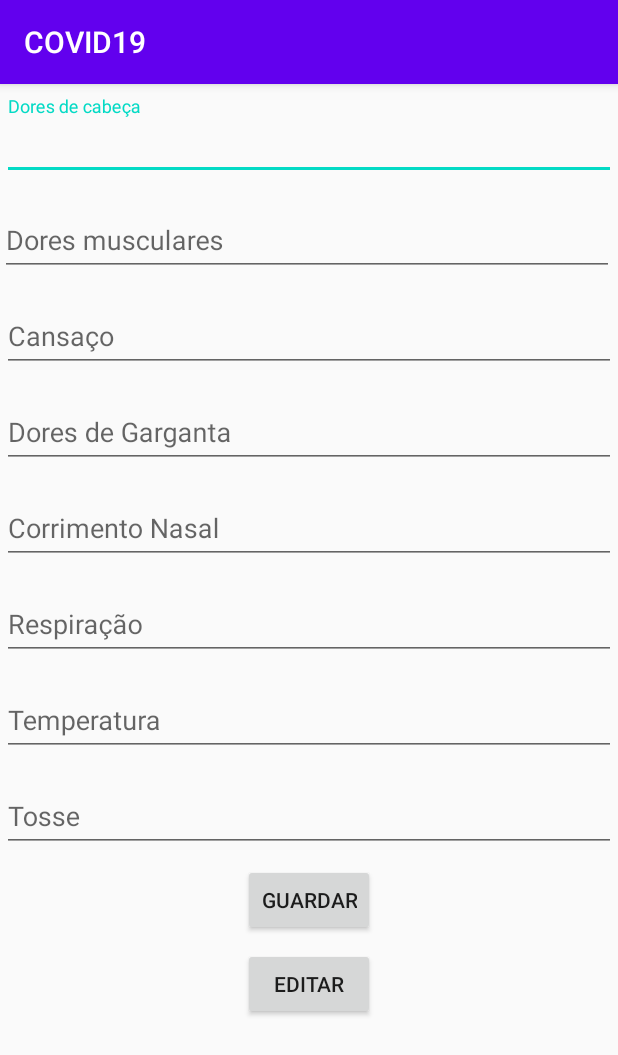
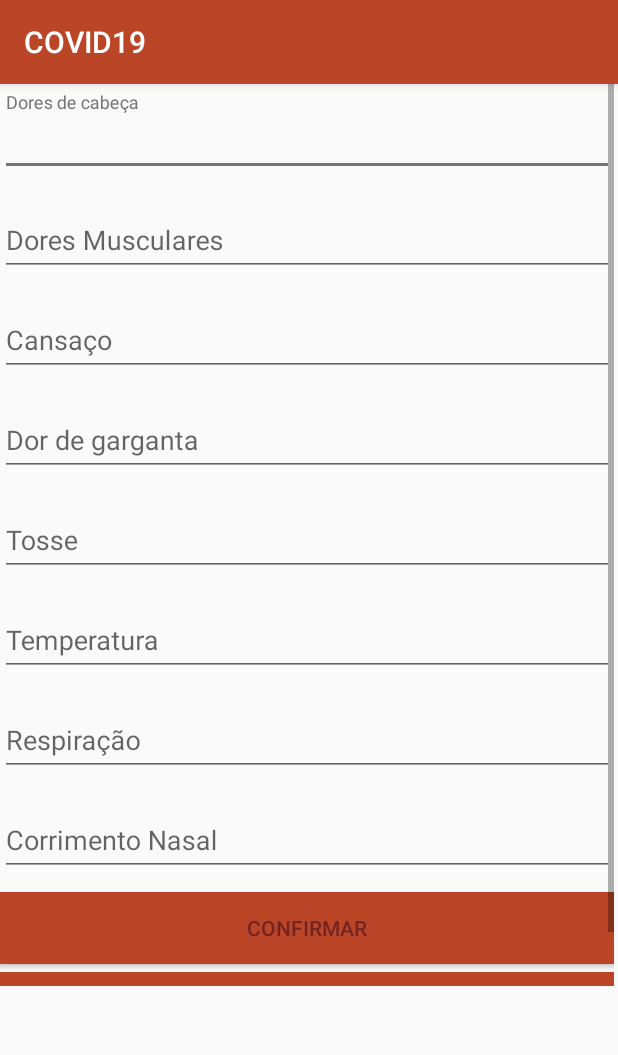
Before and after one commit to rpa299/COVID19, an Android app: the activity_sintomas screen opened directly, with no data from a screen before it, on a phone screen of 412 x 824 dp. Shown: the top 1055 px of the screen. Run offline under Robolectric (Android 15) with nearby library versions, the phone set to English and light mode, and no system bars.

Commit message:
Mudança no layout e acrescimo de uma scroll View

```diff
--- /dev/null
+++ b/app/src/main/res/drawable/cor_botoes.xml
@@ -0,0 +1,6 @@
+<?xml version="1.0" encoding="utf-8"?>
+<shape xmlns:android="http://schemas.android.com/apk/res/android" android:shape="rectangle">
+
+    <solid android:color="#ba4627"/>
+
+</shape>
--- a/app/src/main/res/layout/activity_perfil.xml
+++ b/app/src/main/res/layout/activity_perfil.xml
@@ -73,7 +73,9 @@
         android:layout_marginStart="8dp"
         android:layout_marginLeft="8dp"
         android:layout_marginTop="8dp"
+        android:background="@drawable/cor_botoes"
         android:text="Editar"
+        android:textColor="@color/colorPrimaryDark"
         app:layout_constraintStart_toStartOf="parent"
         app:layout_constraintTop_toBottomOf="@+id/textViewTipoSangue" />
 </androidx.constraintlayout.widget.ConstraintLayout>
--- a/app/src/main/res/layout/activity_sintomas.xml
+++ b/app/src/main/res/layout/activity_sintomas.xml
@@ -1,23 +1,25 @@
 <?xml version="1.0" encoding="utf-8"?>
-<androidx.constraintlayout.widget.ConstraintLayout xmlns:android="http://schemas.android.com/apk/res/android"
+<LinearLayout xmlns:android="http://schemas.android.com/apk/res/android"
     xmlns:app="http://schemas.android.com/apk/res-auto"
     xmlns:tools="http://schemas.android.com/tools"
     android:layout_width="match_parent"
     android:layout_height="match_parent"
     tools:context=".activity_sintomas">
 
+    <ScrollView
+        android:layout_width="409dp"
+        android:layout_height="601dp">
+
+        <LinearLayout
+            android:layout_width="match_parent"
+            android:layout_height="wrap_content"
+            android:orientation="vertical">
+
             <com.google.android.material.textfield.TextInputLayout
-        android:id="@+id/textInputLayout"
-        android:layout_width="409dp"
+                android:layout_width="match_parent"
                 android:layout_height="wrap_content"
-        android:layout_marginStart="8dp"
-        android:layout_marginLeft="8dp"
-        android:layout_marginTop="8dp"
-        android:layout_marginEnd="8dp"
-        android:layout_marginRight="8dp"
-        app:layout_constraintEnd_toEndOf="parent"
-        app:layout_constraintStart_toStartOf="parent"
-        app:layout_constraintTop_toTopOf="parent">
+                android:layout_marginTop="8px"
+                android:layout_marginBottom="8px">
 
                 <com.google.android.material.textfield.TextInputEditText
                     android:id="@+id/editTextDoresCabeca"
@@ -27,28 +29,23 @@
             </com.google.android.material.textfield.TextInputLayout>
 
             <com.google.android.material.textfield.TextInputLayout
-        android:id="@+id/textInputLayout2"
-        android:layout_width="409dp"
+                android:layout_width="match_parent"
                 android:layout_height="wrap_content"
-        android:layout_marginTop="8dp"
-        app:layout_constraintStart_toStartOf="parent"
-        app:layout_constraintTop_toBottomOf="@+id/textInputLayout">
+                android:layout_marginTop="8px"
+                android:layout_marginBottom="8px">
 
                 <com.google.android.material.textfield.TextInputEditText
                     android:id="@+id/editTextDoresMusculares"
                     android:layout_width="match_parent"
                     android:layout_height="wrap_content"
-            android:hint="Dores musculares" />
+                    android:hint="Dores Musculares" />
             </com.google.android.material.textfield.TextInputLayout>
 
             <com.google.android.material.textfield.TextInputLayout
-        android:id="@+id/textInputLayout3"
-        android:layout_width="409dp"
-        android:layout_height="wrap_content"
-        android:layout_marginTop="8dp"
-        app:layout_constraintEnd_toEndOf="parent"
-        app:layout_constraintStart_toStartOf="parent"
-        app:layout_constraintTop_toBottomOf="@+id/textInputLayout2">
+                android:layout_width="match_parent"
+                android:layout_height="match_parent"
+                android:layout_marginTop="8px"
+                android:layout_marginBottom="8px">
 
                 <com.google.android.material.textfield.TextInputEditText
                     android:id="@+id/editTextCansaco"
@@ -58,45 +55,49 @@
             </com.google.android.material.textfield.TextInputLayout>
 
             <com.google.android.material.textfield.TextInputLayout
-        android:id="@+id/textInputLayout4"
-        android:layout_width="409dp"
-        android:layout_height="wrap_content"
-        android:layout_marginTop="8dp"
-        app:layout_constraintEnd_toEndOf="parent"
-        app:layout_constraintStart_toStartOf="parent"
-        app:layout_constraintTop_toBottomOf="@+id/textInputLayout3">
+                android:layout_width="match_parent"
+                android:layout_height="match_parent"
+                android:layout_marginTop="8px"
+                android:layout_marginBottom="8px">
 
                 <com.google.android.material.textfield.TextInputEditText
                     android:id="@+id/editTextDorGarganta"
                     android:layout_width="match_parent"
                     android:layout_height="wrap_content"
-            android:hint="Dores de Garganta" />
+                    android:hint="Dor de garganta" />
             </com.google.android.material.textfield.TextInputLayout>
 
             <com.google.android.material.textfield.TextInputLayout
-        android:id="@+id/textInputLayout6"
-        android:layout_width="409dp"
-        android:layout_height="wrap_content"
-        android:layout_marginTop="8dp"
-        app:layout_constraintEnd_toEndOf="parent"
-        app:layout_constraintStart_toStartOf="parent"
-        app:layout_constraintTop_toBottomOf="@+id/textInputLayout4">
+                android:layout_width="match_parent"
+                android:layout_height="match_parent"
+                android:layout_marginTop="8px"
+                android:layout_marginBottom="8px">
 
                 <com.google.android.material.textfield.TextInputEditText
-            android:id="@+id/editTextCorrimentoNasal"
+                    android:id="@+id/editTextTosse"
                     android:layout_width="match_parent"
                     android:layout_height="wrap_content"
-            android:hint="Corrimento Nasal" />
+                    android:hint="Tosse" />
             </com.google.android.material.textfield.TextInputLayout>
 
             <com.google.android.material.textfield.TextInputLayout
-        android:id="@+id/textInputLayout8"
-        android:layout_width="409dp"
+                android:layout_width="match_parent"
+                android:layout_height="match_parent"
+                android:layout_marginTop="8px"
+                android:layout_marginBottom="8px">
+
+                <com.google.android.material.textfield.TextInputEditText
+                    android:id="@+id/editTextTemperatura"
+                    android:layout_width="match_parent"
                     android:layout_height="wrap_content"
-        android:layout_marginTop="8dp"
-        app:layout_constraintEnd_toEndOf="parent"
-        app:layout_constraintStart_toStartOf="parent"
-        app:layout_constraintTop_toBottomOf="@+id/textInputLayout6">
+                    android:hint="Temperatura" />
+            </com.google.android.material.textfield.TextInputLayout>
+
+            <com.google.android.material.textfield.TextInputLayout
+                android:layout_width="match_parent"
+                android:layout_height="match_parent"
+                android:layout_marginTop="8px"
+                android:layout_marginBottom="8px">
 
                 <com.google.android.material.textfield.TextInputEditText
                     android:id="@+id/editTextRespiracao"
@@ -106,55 +107,36 @@
             </com.google.android.material.textfield.TextInputLayout>
 
             <com.google.android.material.textfield.TextInputLayout
-        android:id="@+id/textInputLayout9"
-        android:layout_width="409dp"
-        android:layout_height="wrap_content"
-        android:layout_marginTop="8dp"
-        app:layout_constraintEnd_toEndOf="parent"
-        app:layout_constraintStart_toStartOf="parent"
-        app:layout_constraintTop_toBottomOf="@+id/textInputLayout8">
+                android:layout_width="match_parent"
+                android:layout_height="match_parent"
+                android:layout_marginTop="8px"
+                android:layout_marginBottom="8px">
 
                 <com.google.android.material.textfield.TextInputEditText
-            android:id="@+id/editTextTemperatura"
+                    android:id="@+id/editTextCorrNasal"
                     android:layout_width="match_parent"
                     android:layout_height="wrap_content"
-            android:hint="Temperatura" />
-    </com.google.android.material.textfield.TextInputLayout>
-
-    <com.google.android.material.textfield.TextInputLayout
-        android:id="@+id/textInputLayout10"
-        android:layout_width="409dp"
-        android:layout_height="wrap_content"
-        android:layout_marginTop="8dp"
-        app:layout_constraintEnd_toEndOf="parent"
-        app:layout_constraintStart_toStartOf="parent"
-        app:layout_constraintTop_toBottomOf="@+id/textInputLayout9">
-
-        <com.google.android.material.textfield.TextInputEditText
-            android:id="@+id/editTextTosse"
-            android:layout_width="match_parent"
-            android:layout_height="wrap_content"
-            android:hint="Tosse" />
+                    android:hint="Corrimento Nasal" />
             </com.google.android.material.textfield.TextInputLayout>
 
             <Button
-        android:id="@+id/buttonGuardarSintoma"
-        android:layout_width="wrap_content"
+                android:id="@+id/buttonConfirmarSintoma"
+                android:layout_width="match_parent"
                 android:layout_height="wrap_content"
-        android:layout_marginTop="8dp"
-        android:text="Guardar"
-        app:layout_constraintEnd_toEndOf="parent"
-        app:layout_constraintStart_toStartOf="parent"
-        app:layout_constraintTop_toBottomOf="@+id/textInputLayout10" />
+                android:layout_marginTop="8px"
+                android:layout_marginBottom="8px"
+                android:background="@drawable/cor_botoes"
+                android:text="Confirmar"
+                android:textColor="@color/colorPrimaryDark" />
 
             <Button
-        android:id="@+id/buttonEditarSintoma"
-        android:layout_width="wrap_content"
+                android:id="@+id/buttonCancelarSintoma"
+                android:layout_width="match_parent"
                 android:layout_height="wrap_content"
-        android:layout_marginTop="8dp"
-        android:text="Editar"
-        app:layout_constraintEnd_toEndOf="parent"
-        app:layout_constraintStart_toStartOf="parent"
-        app:layout_constraintTop_toBottomOf="@+id/buttonGuardarSintoma" />
+                android:background="@drawable/cor_botoes"
+                android:text="Cancelar"
+                android:textColor="@color/colorPrimaryDark" />
+        </LinearLayout>
+    </ScrollView>
 
-</androidx.constraintlayout.widget.ConstraintLayout>
+</LinearLayout>
--- a/app/src/main/res/layout/activity_sus_inf.xml
+++ b/app/src/main/res/layout/activity_sus_inf.xml
@@ -11,7 +11,9 @@
         android:layout_width="wrap_content"
         android:layout_height="wrap_content"
         android:layout_marginTop="8dp"
+        android:background="@drawable/cor_botoes"
         android:text="Eliminar"
+        android:textColor="@color/colorPrimaryDark"
         app:layout_constraintEnd_toEndOf="parent"
         app:layout_constraintHorizontal_bias="0.498"
         app:layout_constraintStart_toStartOf="parent"
@@ -22,7 +24,9 @@
         android:layout_width="wrap_content"
         android:layout_height="wrap_content"
         android:layout_marginTop="8dp"
+        android:background="@drawable/cor_botoes"
         android:text="Guardar"
+        android:textColor="@color/colorPrimaryDark"
         app:layout_constraintEnd_toEndOf="parent"
         app:layout_constraintHorizontal_bias="0.498"
         app:layout_constraintStart_toStartOf="parent"
@@ -49,7 +53,9 @@
         android:layout_width="wrap_content"
         android:layout_height="wrap_content"
         android:layout_marginTop="8dp"
+        android:background="@drawable/cor_botoes"
         android:text="Editar"
+        android:textColor="@color/colorPrimaryDark"
         app:layout_constraintEnd_toEndOf="parent"
         app:layout_constraintHorizontal_bias="0.498"
         app:layout_constraintStart_toStartOf="parent"
--- a/app/src/main/res/layout/content_main.xml
+++ b/app/src/main/res/layout/content_main.xml
@@ -10,18 +10,23 @@
         android:id="@+id/button10"
         android:layout_width="0dp"
         android:layout_height="wrap_content"
-        android:layout_marginTop="50dp"
+        android:layout_marginTop="16dp"
+        android:background="@drawable/cor_botoes"
         android:text="Perfil"
+        android:textColor="@color/colorPrimaryDark"
         app:layout_constraintEnd_toEndOf="parent"
+        app:layout_constraintHorizontal_bias="1.0"
         app:layout_constraintStart_toStartOf="parent"
-        app:layout_constraintTop_toTopOf="parent" />
+        app:layout_constraintTop_toBottomOf="@+id/imageView2" />
 
     <Button
         android:id="@+id/button11"
         android:layout_width="0dp"
         android:layout_height="wrap_content"
         android:layout_marginTop="50dp"
+        android:background="@drawable/cor_botoes"
         android:text="Suspeitos ou Infetados"
+        android:textColor="@color/colorPrimaryDark"
         app:layout_constraintEnd_toEndOf="parent"
         app:layout_constraintStart_toStartOf="parent"
         app:layout_constraintTop_toBottomOf="@+id/button10" />
@@ -31,8 +36,21 @@
         android:layout_width="0dp"
         android:layout_height="wrap_content"
         android:layout_marginTop="50dp"
+        android:background="@drawable/cor_botoes"
         android:text="Sintomas"
+        android:textColor="@color/colorPrimaryDark"
         app:layout_constraintEnd_toEndOf="parent"
         app:layout_constraintStart_toStartOf="parent"
         app:layout_constraintTop_toBottomOf="@+id/button11" />
+
+    <ImageView
+        android:id="@+id/imageView2"
+        android:layout_width="142dp"
+        android:layout_height="142dp"
+        android:layout_marginTop="16dp"
+        app:layout_constraintEnd_toEndOf="parent"
+        app:layout_constraintStart_toStartOf="parent"
+        app:layout_constraintTop_toTopOf="parent"
+        app:srcCompat="@drawable/corona" />
+
 </androidx.constraintlayout.widget.ConstraintLayout>
--- a/app/src/main/res/values/colors.xml
+++ b/app/src/main/res/values/colors.xml
@@ -1,6 +1,6 @@
 <?xml version="1.0" encoding="utf-8"?>
 <resources>
-    <color name="colorPrimary">#6200EE</color>
-    <color name="colorPrimaryDark">#3700B3</color>
-    <color name="colorAccent">#03DAC5</color>
+    <color name="colorPrimary">#ba4627</color>
+    <color name="colorPrimaryDark">#742323</color>
+    <color name="colorAccent">#757474</color>
 </resources>
--- a/app/src/main/res/values/styles.xml
+++ b/app/src/main/res/values/styles.xml
@@ -16,5 +16,4 @@
     <style name="AppTheme.AppBarOverlay" parent="ThemeOverlay.AppCompat.Dark.ActionBar" />
 
     <style name="AppTheme.PopupOverlay" parent="ThemeOverlay.AppCompat.Light" />
-
 </resources>
```
Also changed, not shown: app/src/main/res/drawable/corona.png (added). Lines whose indentation alone changed are shown as unchanged.
